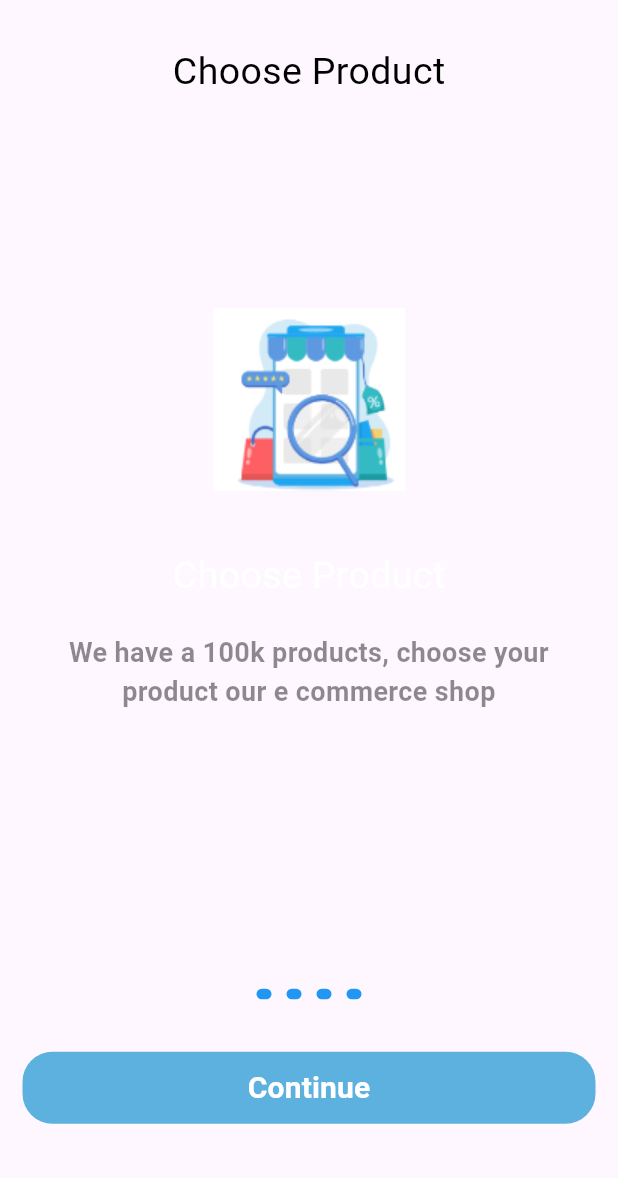
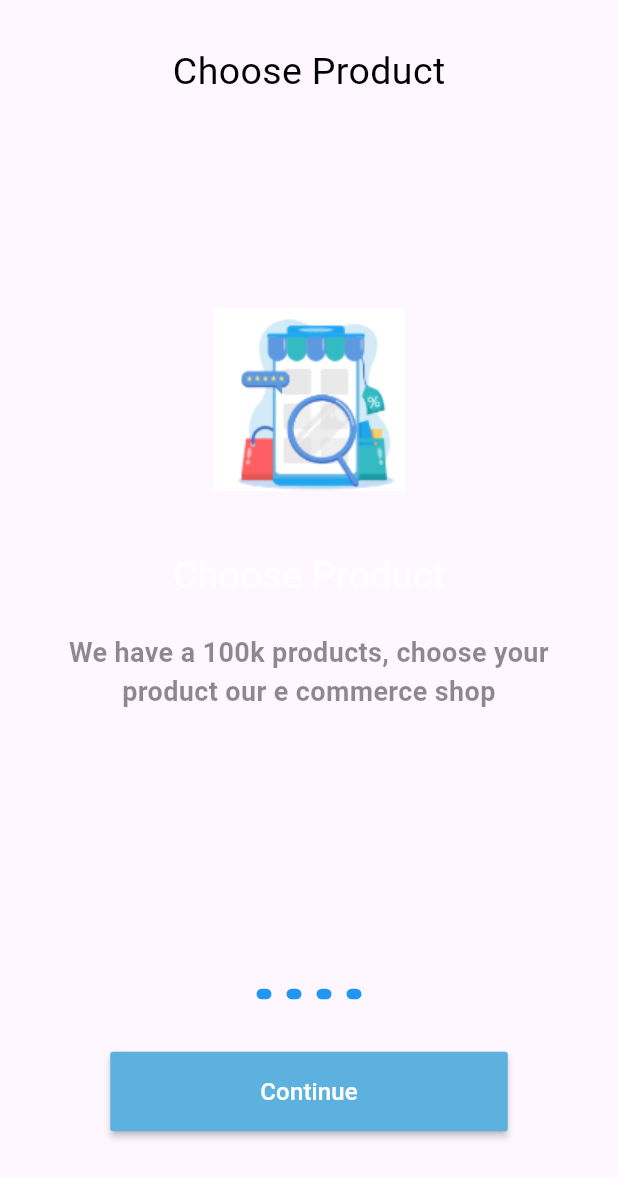
Before and after one commit to abdelrahman3003/ecommerce4, a Flutter app: the screen it shows after launch, on a phone screen of 412 x 824 dp. Shown: the top 1178 px of the screen. Run offline on Flutter 3.47's test engine with Material 3 defaults, Android fonts, the phone set to English and light mode, and no system bars; our stand-ins replace get; Roboto replaces fonts that are missing (Pacifico).

Commit message:
change onboaring button

```diff
--- /dev/null
+++ b/lib/controller/onboarding_controller.dart
@@ -0,0 +1,7 @@
+import 'package:flutter/material.dart';
+import 'package:get/get.dart';
+
+abstract class OnboardingController extends GetxController {
+  next();
+  pageInchanged();
+}
--- /dev/null
+++ b/lib/core/shared/widgets/buttons/Button1.dart
@@ -0,0 +1,34 @@
+import 'package:eccommerce4/core/constant/colors.dart';
+import 'package:eccommerce4/core/shared/styles.dart';
+import 'package:flutter/material.dart';
+
+// ignore: must_be_immutable
+class Button1 extends StatelessWidget {
+  const Button1({
+    super.key,
+    required this.text,
+    required this.onPressed,
+  });
+
+  final Function()? onPressed;
+
+  final String text;
+
+  @override
+  Widget build(BuildContext context) {
+    return Container(
+      decoration: BoxDecoration(
+        borderRadius: BorderRadius.circular(20),
+      ),
+      child: MaterialButton(
+        padding: const EdgeInsets.symmetric(horizontal: 100, vertical: 15),
+        onPressed: onPressed,
+        color: ColorsApp.kprimaryColor1,
+        child: Text(
+          text,
+          style: Styles.textStyle16.copyWith(color: Colors.white),
+        ),
+      ),
+    );
+  }
+}
--- a/lib/core/shared/widgets/customButton.dart
+++ /dev/null
@@ -1,44 +0,0 @@
-import 'package:eccommerce4/core/shared/styles.dart';
-import 'package:flutter/material.dart';
-
-// ignore: must_be_immutable
-class CustomButtom extends StatelessWidget {
-  CustomButtom(
-      {super.key,
-      required this.backgroundcolor,
-      required this.textcolor,
-      required this.text,
-      this.borderRadius,
-      required this.onPressed,
-      this.width = double.infinity,
-      this.fontSizetext = 20});
-  final Color backgroundcolor;
-  final Color textcolor;
-  final Function()? onPressed;
-  BorderRadius? borderRadius;
-  final String text;
-  final double width;
-  final double fontSizetext;
-  @override
-  Widget build(BuildContext context) {
-    return SizedBox(
-      height: 48,
-      width: width,
-      child: TextButton(
-        onPressed: onPressed,
-        style: TextButton.styleFrom(
-          backgroundColor: backgroundcolor,
-          shape: RoundedRectangleBorder(
-              borderRadius: borderRadius ?? BorderRadius.circular(10)),
-        ),
-        child: Text(
-          text,
-          style: Styles.textStyle16.copyWith(
-              color: textcolor,
-              fontWeight: FontWeight.bold,
-              fontSize: fontSizetext),
-        ),
-      ),
-    );
-  }
-}
--- a/lib/view/onboarding/widgets/onboarding_buttton.dart
+++ b/lib/view/onboarding/widgets/onboarding_buttton.dart
@@ -1,5 +1,4 @@
-import 'package:eccommerce4/core/constant/colors.dart';
-import 'package:eccommerce4/core/shared/widgets/customButton.dart';
+import 'package:eccommerce4/core/shared/widgets/buttons/Button1.dart';
 import 'package:flutter/material.dart';
 
 class OnboardingButton extends StatelessWidget {
@@ -9,12 +8,9 @@ class OnboardingButton extends StatelessWidget {
 
   @override
   Widget build(BuildContext context) {
-    return CustomButtom(
-      backgroundcolor: ColorsApp.kprimaryColor1,
-      textcolor: Colors.white,
-      borderRadius: BorderRadius.circular(20),
+    return Button1(
+      onPressed: () {},
       text: "Continue",
-      onPressed: () {},
     );
   }
 }
```
